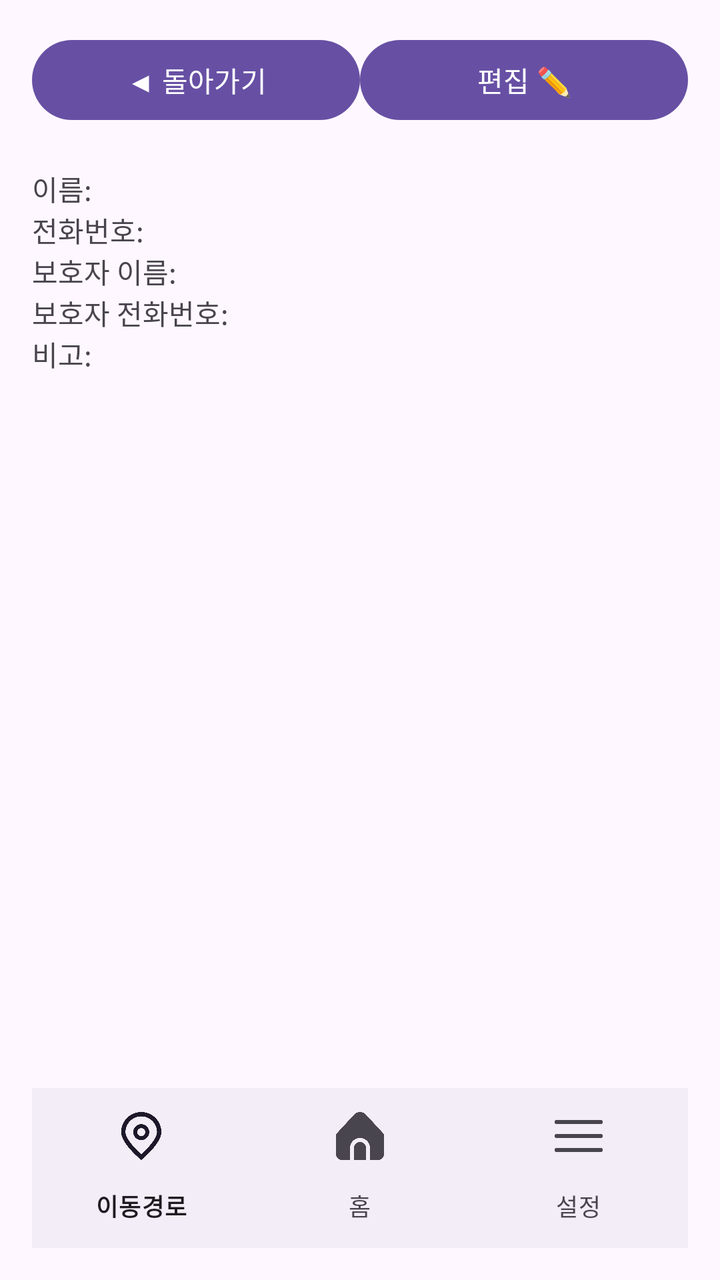
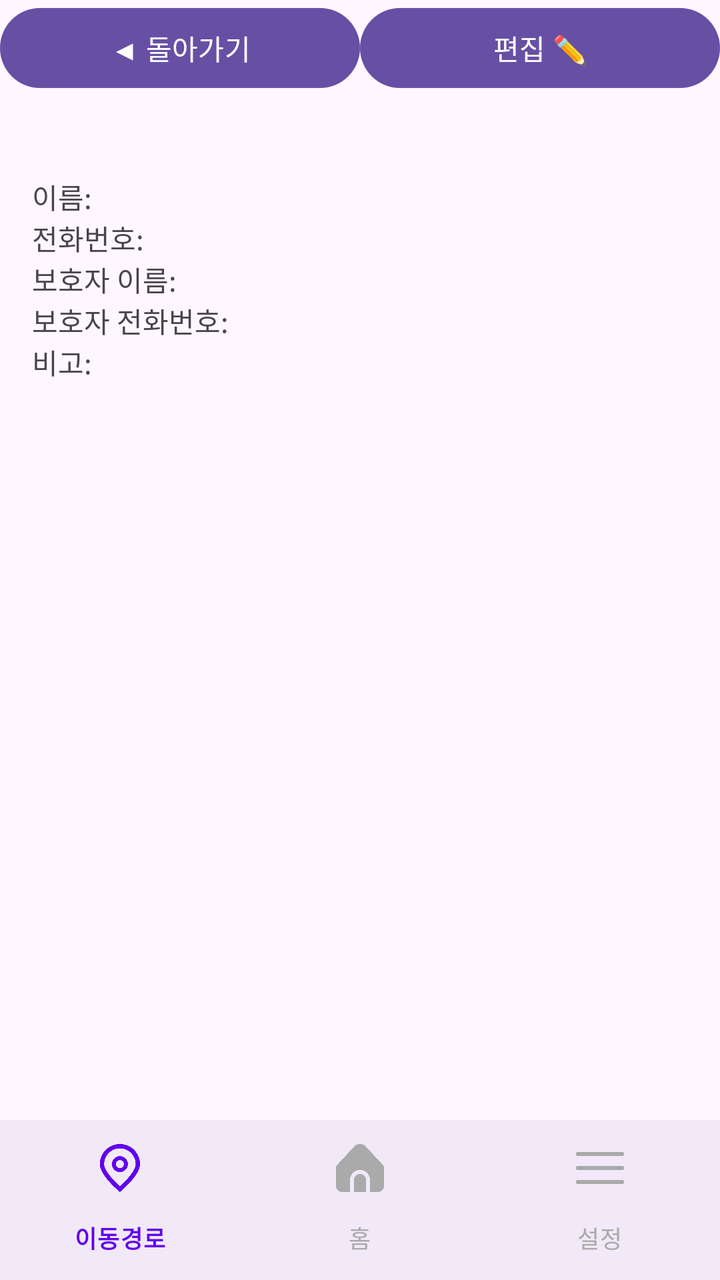

Two renders of the same Android screen: before a commit and after it. Below are the layout's source before the change and the commit's diff.
<!-- AndroidManifest.xml: application theme Theme.SecondApp -->
<!-- res/layout/activity_personal_info.xml -->
<RelativeLayout
    xmlns:android="http://schemas.android.com/apk/res/android"
    xmlns:app="http://schemas.android.com/apk/res-auto"
    android:layout_width="match_parent"
    android:layout_height="match_parent"
    android:padding="16dp">

    
    <LinearLayout
        android:id="@+id/nav_buttons"
        android:layout_width="match_parent"
        android:layout_height="wrap_content"
        android:orientation="horizontal"
        android:layout_alignParentTop="true"
        android:layout_marginBottom="12dp">

        <Button
            android:id="@+id/button_back"
            android:layout_width="0dp"
            android:layout_height="wrap_content"
            android:text="◀ 돌아가기"
            android:layout_weight="1" />

        <Button
            android:id="@+id/button_edit"
            android:layout_width="0dp"
            android:layout_height="wrap_content"
            android:text="편집 ✏️"
            android:layout_weight="1" />
    </LinearLayout>

    
    <ScrollView
        android:id="@+id/info_content"
        android:layout_width="match_parent"
        android:layout_height="wrap_content"
        android:layout_below="@id/nav_buttons"
        android:layout_above="@id/bottom_navigation"
        android:layout_marginTop="8dp"
        android:layout_marginBottom="8dp">

        <LinearLayout
            android:layout_width="match_parent"
            android:layout_height="wrap_content"
            android:orientation="vertical">

            <TextView android:id="@+id/text_name" android:layout_width="match_parent" android:layout_height="wrap_content" android:text="이름:"/>
            <TextView android:id="@+id/text_phone" android:layout_width="match_parent" android:layout_height="wrap_content" android:text="전화번호:"/>
            <TextView android:id="@+id/text_guardian_name" android:layout_width="match_parent" android:layout_height="wrap_content" android:text="보호자 이름:"/>
            <TextView android:id="@+id/text_guardian_phone" android:layout_width="match_parent" android:layout_height="wrap_content" android:text="보호자 전화번호:"/>
            <TextView android:id="@+id/text_remarks" android:layout_width="match_parent" android:layout_height="wrap_content" android:text="비고:"/>
        </LinearLayout>
    </ScrollView>

    
    <com.google.android.material.bottomnavigation.BottomNavigationView
        android:id="@+id/bottom_navigation"
        android:layout_width="match_parent"
        android:layout_height="wrap_content"
        android:layout_alignParentBottom="true"
        app:menu="@menu/bottom_nav_menu" />
</RelativeLayout>
<!-- resources referenced by this layout -->
<resources>
  <style name="Theme.SecondApp" parent="Base.Theme.SecondApp" />
  <style name="Base.Theme.SecondApp" parent="Theme.Material3.DayNight.NoActionBar">
          
          
      </style>
</resources>

<!-- the commit's change to res/layout/activity_personal_info.xml (unified diff, before → after) -->
@@ -1,18 +1,15 @@
-<RelativeLayout
-    xmlns:android="http://schemas.android.com/apk/res/android"
+<RelativeLayout xmlns:android="http://schemas.android.com/apk/res/android"
     xmlns:app="http://schemas.android.com/apk/res-auto"
     android:layout_width="match_parent"
-    android:layout_height="match_parent"
-    android:padding="16dp">
+    android:layout_height="match_parent">
 
-    
     <LinearLayout
         android:id="@+id/nav_buttons"
         android:layout_width="match_parent"
         android:layout_height="wrap_content"
         android:orientation="horizontal"
         android:layout_alignParentTop="true"
-        android:layout_marginBottom="12dp">
+        android:layout_marginBottom="16dp">
 
         <Button
             android:id="@+id/button_back"
@@ -29,7 +26,6 @@
             android:layout_weight="1" />
     </LinearLayout>
 
-    
     <ScrollView
         android:id="@+id/info_content"
         android:layout_width="match_parent"
@@ -42,7 +38,8 @@
         <LinearLayout
             android:layout_width="match_parent"
             android:layout_height="wrap_content"
-            android:orientation="vertical">
+            android:orientation="vertical"
+            android:padding="16dp">
 
             <TextView android:id="@+id/text_name" android:layout_width="match_parent" android:layout_height="wrap_content" android:text="이름:"/>
             <TextView android:id="@+id/text_phone" android:layout_width="match_parent" android:layout_height="wrap_content" android:text="전화번호:"/>
@@ -52,11 +49,19 @@
         </LinearLayout>
     </ScrollView>
 
-    
-    <com.google.android.material.bottomnavigation.BottomNavigationView
-        android:id="@+id/bottom_navigation"
-        android:layout_width="match_parent"
-        android:layout_height="wrap_content"
-        android:layout_alignParentBottom="true"
-        app:menu="@menu/bottom_nav_menu" />
+    <include layout="@layout/bottom_nav" />
 </RelativeLayout>
+<!-- res/layout/bottom_nav.xml (included above) -->
+<?xml version="1.0" encoding="utf-8"?>
+<com.google.android.material.bottomnavigation.BottomNavigationView
+    xmlns:android="http://schemas.android.com/apk/res/android"
+    xmlns:app="http://schemas.android.com/apk/res-auto"
+    android:id="@+id/bottom_navigation"
+    android:layout_width="match_parent"
+    android:layout_height="wrap_content"
+    android:layout_alignParentBottom="true"
+    app:menu="@menu/bottom_nav_menu"
+    app:labelVisibilityMode="labeled"
+    app:itemIconTint="@color/selector_nav_color"
+    app:itemTextColor="@color/selector_nav_color"
+    android:background="?android:attr/windowBackground"/>
